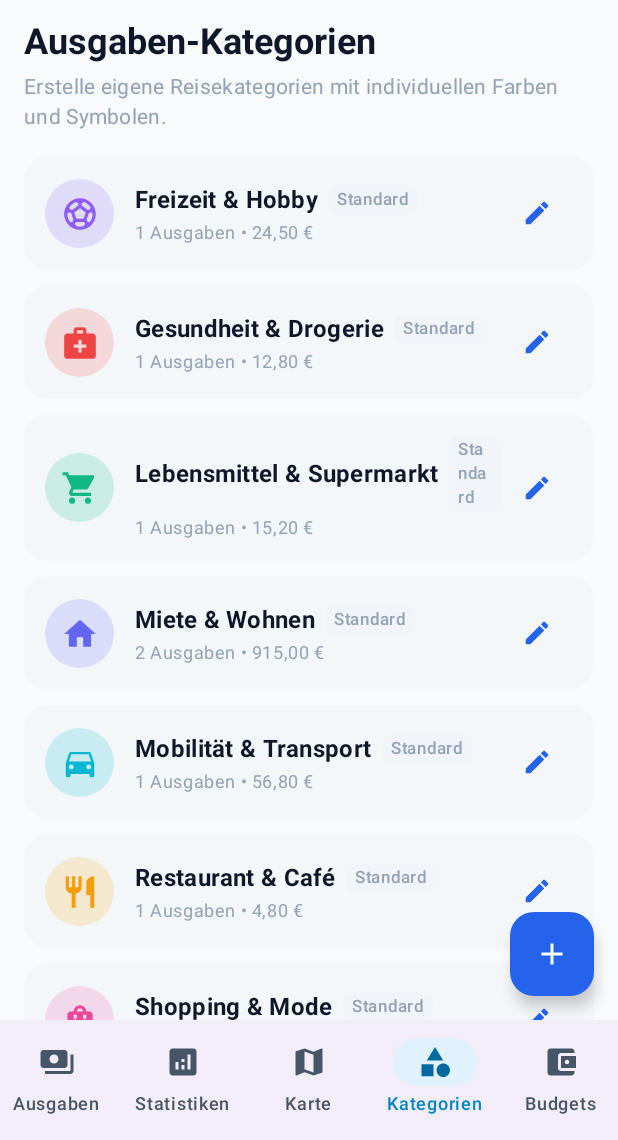
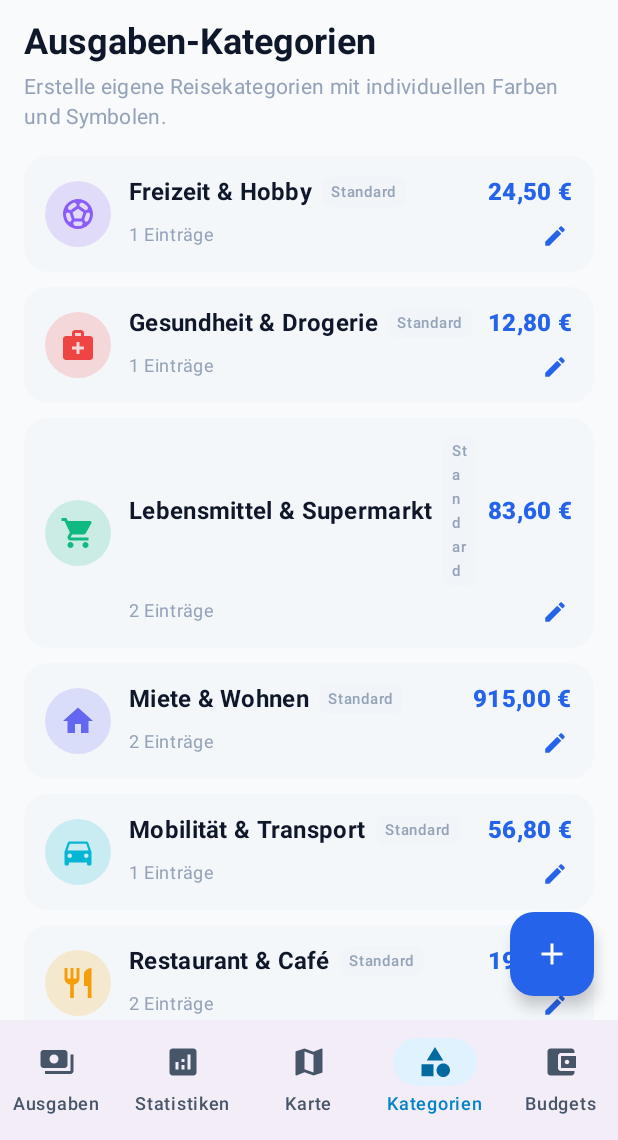
Before and after one commit to Tanja000/Reisekostentracker, an Android app built with Jetpack Compose: the composable MainApp shown on its own in the app's theme, item 4 of the bottom bar chosen, on a phone screen of 412 x 824 dp, the part 96-1236 px from its top. Run offline under Robolectric (Android 15) with nearby library versions, the light colour scheme and no system bars; libraries missing offline, so code that uses them is left out: org.maplibre.android; 1 statement that could not run was skipped.

Commit message:
Design updates: horizontal card layouts for Expenses and Categories, scaled red circle map pins, and category icons in map list

```diff
--- a/app/src/main/java/com/example/reisekostentracker/ui/screens/CategoriesScreen.kt
+++ b/app/src/main/java/com/example/reisekostentracker/ui/screens/CategoriesScreen.kt
@@ -36,7 +36,9 @@ import androidx.compose.runtime.remember
 import androidx.compose.ui.Alignment
 import androidx.compose.ui.Modifier
 import androidx.compose.ui.text.font.FontWeight
+import androidx.compose.ui.text.style.TextOverflow
 import androidx.compose.ui.unit.dp
+import androidx.compose.ui.unit.sp
 import com.example.reisekostentracker.ui.components.CategoryIconBadge
 import com.example.reisekostentracker.ui.viewmodel.ExpenseViewModel
 import java.text.NumberFormat
@@ -113,19 +115,29 @@ fun CategoriesScreen(
                         Row(
                             modifier = Modifier
                                 .fillMaxWidth()
-                                .padding(14.dp),
+                                .padding(horizontal = 14.dp, vertical = 12.dp),
                             verticalAlignment = Alignment.CenterVertically
                         ) {
-                            CategoryIconBadge(category = cat, size = 46)
+                            CategoryIconBadge(category = cat, size = 44)
 
-                            Spacer(modifier = Modifier.width(14.dp))
+                            Spacer(modifier = Modifier.width(12.dp))
 
                             Column(modifier = Modifier.weight(1f)) {
-                                Row(verticalAlignment = Alignment.CenterVertically) {
+                                Row(
+                                    modifier = Modifier.fillMaxWidth(),
+                                    horizontalArrangement = Arrangement.SpaceBetween,
+                                    verticalAlignment = Alignment.CenterVertically
+                                ) {
+                                    Row(
+                                        verticalAlignment = Alignment.CenterVertically,
+                                        modifier = Modifier.weight(1f, fill = false)
+                                    ) {
                                         Text(
                                             text = cat.name,
                                             style = MaterialTheme.typography.titleMedium,
-                                        fontWeight = FontWeight.Bold
+                                            fontWeight = FontWeight.Bold,
+                                            maxLines = 1,
+                                            overflow = TextOverflow.Ellipsis
                                         )
                                         if (cat.isDefault) {
                                             Spacer(modifier = Modifier.width(6.dp))
@@ -135,7 +147,7 @@ fun CategoriesScreen(
                                             ) {
                                                 Text(
                                                     text = "Standard",
-                                                style = MaterialTheme.typography.labelSmall,
+                                                    style = MaterialTheme.typography.labelSmall.copy(fontSize = 10.sp),
                                                     color = MaterialTheme.colorScheme.outline,
                                                     modifier = Modifier.padding(horizontal = 6.dp, vertical = 2.dp)
                                                 )
@@ -143,31 +155,52 @@ fun CategoriesScreen(
                                         }
                                     }
 
-                                Spacer(modifier = Modifier.height(2.dp))
+                                    Spacer(modifier = Modifier.width(8.dp))
 
                                     Text(
-                                    text = "${catExpenses.size} Ausgaben • ${currencyFormat.format(totalCatAmount)} €",
+                                        text = "${currencyFormat.format(totalCatAmount)} €",
+                                        style = MaterialTheme.typography.titleMedium,
+                                        fontWeight = FontWeight.ExtraBold,
+                                        color = MaterialTheme.colorScheme.primary
+                                    )
+                                }
+
+                                Spacer(modifier = Modifier.height(3.dp))
+
+                                Row(
+                                    modifier = Modifier.fillMaxWidth(),
+                                    verticalAlignment = Alignment.CenterVertically,
+                                    horizontalArrangement = Arrangement.SpaceBetween
+                                ) {
+                                    Text(
+                                        text = "${catExpenses.size} Einträge",
                                         style = MaterialTheme.typography.bodySmall,
                                         color = MaterialTheme.colorScheme.outline
                                     )
-                            }
 
-                            Row {
-                                IconButton(onClick = { viewModel.openEditCategoryDialog(cat) }) {
+                                    Row(verticalAlignment = Alignment.CenterVertically) {
+                                        IconButton(
+                                            onClick = { viewModel.openEditCategoryDialog(cat) },
+                                            modifier = Modifier.size(26.dp)
+                                        ) {
                                             Icon(
                                                 Icons.Default.Edit,
                                                 contentDescription = "Bearbeiten",
                                                 tint = MaterialTheme.colorScheme.primary,
-                                        modifier = Modifier.size(20.dp)
+                                                modifier = Modifier.size(17.dp)
                                             )
                                         }
                                         if (!cat.isDefault) {
-                                    IconButton(onClick = { viewModel.deleteCategory(cat.id) }) {
+                                            Spacer(modifier = Modifier.width(4.dp))
+                                            IconButton(
+                                                onClick = { viewModel.deleteCategory(cat.id) },
+                                                modifier = Modifier.size(26.dp)
+                                            ) {
                                                 Icon(
                                                     Icons.Default.Delete,
                                                     contentDescription = "Löschen",
-                                            tint = MaterialTheme.colorScheme.error,
-                                            modifier = Modifier.size(20.dp)
+                                                    tint = MaterialTheme.colorScheme.error.copy(alpha = 0.7f),
+                                                    modifier = Modifier.size(17.dp)
                                                 )
                                             }
                                         }
@@ -179,3 +212,5 @@ fun CategoriesScreen(
                 }
             }
         }
+    }
+}
--- a/app/src/main/java/com/example/reisekostentracker/ui/screens/ExpensesScreen.kt
+++ b/app/src/main/java/com/example/reisekostentracker/ui/screens/ExpensesScreen.kt
@@ -342,7 +342,7 @@ fun ExpensesScreen(
                             Row(
                                 modifier = Modifier
                                     .fillMaxWidth()
-                                    .padding(12.dp),
+                                    .padding(horizontal = 14.dp, vertical = 12.dp),
                                 verticalAlignment = Alignment.CenterVertically
                             ) {
                                 CategoryIconBadge(category = cat, size = 44)
@@ -350,66 +350,95 @@ fun ExpensesScreen(
                                 Spacer(modifier = Modifier.width(12.dp))
 
                                 Column(modifier = Modifier.weight(1f)) {
+                                    // Row 1: Titel links, Betrag rechts
+                                    Row(
+                                        modifier = Modifier.fillMaxWidth(),
+                                        horizontalArrangement = Arrangement.SpaceBetween,
+                                        verticalAlignment = Alignment.CenterVertically
+                                    ) {
                                         Text(
                                             text = expense.title,
                                             style = MaterialTheme.typography.titleMedium,
-                                        fontWeight = FontWeight.SemiBold,
+                                            fontWeight = FontWeight.Bold,
                                             maxLines = 1,
-                                        overflow = TextOverflow.Ellipsis
+                                            overflow = TextOverflow.Ellipsis,
+                                            modifier = Modifier.weight(1f, fill = false)
                                         )
-                                    Spacer(modifier = Modifier.height(2.dp))
-                                    Row(verticalAlignment = Alignment.CenterVertically) {
+                                        Spacer(modifier = Modifier.width(8.dp))
+                                        Text(
+                                            text = "${currencyFormat.format(expense.amount)} €",
+                                            style = MaterialTheme.typography.titleMedium,
+                                            fontWeight = FontWeight.ExtraBold,
+                                            color = MaterialTheme.colorScheme.primary
+                                        )
+                                    }
+
+                                    Spacer(modifier = Modifier.height(3.dp))
+
+                                    // Row 2: Kategorie • Datum • Ort • Zahlart • Löschen (alles horizontal lesbar)
+                                    Row(
+                                        verticalAlignment = Alignment.CenterVertically,
+                                        modifier = Modifier.fillMaxWidth()
+                                    ) {
                                         Text(
                                             text = cat.name,
                                             style = MaterialTheme.typography.labelSmall,
                                             color = cat.color,
-                                            fontWeight = FontWeight.Medium
+                                            fontWeight = FontWeight.SemiBold
                                         )
                                         Text(
                                             text = " • ${dateFormat.format(Date(expense.date))}",
                                             style = MaterialTheme.typography.bodySmall,
                                             color = MaterialTheme.colorScheme.outline
                                         )
+                                        if (!expense.locationName.isNullOrBlank()) {
                                             Text(
-                                            text = " • ${expense.paymentMethod}",
-                                            style = MaterialTheme.typography.labelSmall,
-                                            color = MaterialTheme.colorScheme.primary,
-                                            fontWeight = FontWeight.SemiBold
+                                                text = " • 📍 ${expense.locationName}",
+                                                style = MaterialTheme.typography.bodySmall,
+                                                color = MaterialTheme.colorScheme.outline,
+                                                maxLines = 1,
+                                                overflow = TextOverflow.Ellipsis
                                             )
                                         }
+
+                                        Spacer(modifier = Modifier.weight(1f))
+
+                                        Surface(
+                                            shape = RoundedCornerShape(6.dp),
+                                            color = MaterialTheme.colorScheme.surfaceVariant
+                                        ) {
+                                            Text(
+                                                text = expense.paymentMethod,
+                                                style = MaterialTheme.typography.labelSmall.copy(fontSize = 10.sp),
+                                                fontWeight = FontWeight.SemiBold,
+                                                color = MaterialTheme.colorScheme.outline,
+                                                modifier = Modifier.padding(horizontal = 6.dp, vertical = 2.dp)
+                                            )
+                                        }
+
+                                        Spacer(modifier = Modifier.width(6.dp))
+
+                                        IconButton(
+                                            onClick = { viewModel.deleteExpense(expense.id) },
+                                            modifier = Modifier.size(24.dp)
+                                        ) {
+                                            Icon(
+                                                Icons.Default.Delete,
+                                                contentDescription = "Löschen",
+                                                tint = MaterialTheme.colorScheme.error.copy(alpha = 0.65f),
+                                                modifier = Modifier.size(16.dp)
+                                            )
+                                        }
+                                    }
+
                                     if (expense.notes.isNotBlank()) {
                                         Spacer(modifier = Modifier.height(2.dp))
                                         Text(
                                             text = expense.notes,
                                             style = MaterialTheme.typography.bodySmall,
-                                            color = MaterialTheme.colorScheme.onSurfaceVariant.copy(alpha = 0.8f),
+                                            color = MaterialTheme.colorScheme.onSurfaceVariant.copy(alpha = 0.75f),
                                             maxLines = 1,
                                             overflow = TextOverflow.Ellipsis
-                                        )
-                                    }
-                                }
-
-                                Column(horizontalAlignment = Alignment.End) {
-                                    Text(
-                                        text = "${currencyFormat.format(expense.amount)} €",
-                                        style = MaterialTheme.typography.titleMedium,
-                                        fontWeight = FontWeight.Bold,
-                                        color = MaterialTheme.colorScheme.onSurface
-                                    )
-                                    Text(
-                                        text = expense.paymentMethod,
-                                        style = MaterialTheme.typography.labelSmall,
-                                        color = MaterialTheme.colorScheme.outline
-                                    )
-                                    IconButton(
-                                        onClick = { viewModel.deleteExpense(expense.id) },
-                                        modifier = Modifier.size(28.dp)
-                                    ) {
-                                        Icon(
-                                            Icons.Default.Delete,
-                                            contentDescription = "Löschen",
-                                            tint = MaterialTheme.colorScheme.error.copy(alpha = 0.7f),
-                                            modifier = Modifier.size(18.dp)
                                         )
                                     }
                                 }
--- a/app/src/main/java/com/example/reisekostentracker/ui/screens/MapScreen.kt
+++ b/app/src/main/java/com/example/reisekostentracker/ui/screens/MapScreen.kt
@@ -42,14 +42,17 @@ import androidx.compose.ui.Modifier
 import androidx.compose.ui.draw.clip
 import androidx.compose.ui.geometry.Offset
 import androidx.compose.ui.graphics.Color
+import androidx.compose.ui.platform.LocalContext
 import androidx.compose.ui.text.font.FontWeight
 import androidx.compose.ui.text.style.TextOverflow
 import androidx.compose.ui.unit.dp
 import androidx.compose.ui.unit.sp
 import androidx.compose.ui.viewinterop.AndroidView
 import com.example.reisekostentracker.model.Expense
+import com.example.reisekostentracker.model.ExpenseCategory
 import com.example.reisekostentracker.ui.components.CategoryIconBadge
 import com.example.reisekostentracker.ui.viewmodel.ExpenseViewModel
+import org.maplibre.android.annotations.IconFactory
 import org.maplibre.android.annotations.MarkerOptions
 import org.maplibre.android.camera.CameraUpdateFactory
 import org.maplibre.android.geometry.LatLng
@@ -66,6 +69,7 @@ fun MapScreen(
     viewModel: ExpenseViewModel,
     modifier: Modifier = Modifier
 ) {
+    val context = LocalContext.current
     val expenses by viewModel.expenses.collectAsState()
     val categories by viewModel.categories.collectAsState()
     val categoryMap = remember(categories) { categories.associateBy { it.id } }
@@ -97,6 +101,7 @@ fun MapScreen(
                     .position(LatLng(exp.latitude!!, exp.longitude!!))
                     .title(exp.title)
                     .snippet("${currencyFormat.format(exp.amount)} € • ${exp.locationName ?: "Standort"}")
+                    .icon(createRedCircleIcon(exp.amount, context))
             )
         }
         if (expensesWithLocation.isNotEmpty()) {
@@ -185,6 +190,7 @@ fun MapScreen(
                                                     .position(LatLng(exp.latitude!!, exp.longitude!!))
                                                     .title(exp.title)
                                                     .snippet("${currencyFormat.format(exp.amount)} € • ${exp.locationName ?: "Standort"}")
+                                                    .icon(createRedCircleIcon(exp.amount, context))
                                             )
                                         }
                                         if (expensesWithLocation.isNotEmpty()) {
@@ -217,33 +223,13 @@ fun MapScreen(
                                             .position(LatLng(exp.latitude!!, exp.longitude!!))
                                             .title(exp.title)
                                             .snippet("${currencyFormat.format(exp.amount)} € • ${exp.locationName ?: "Standort"}")
+                                            .icon(createRedCircleIcon(exp.amount, context))
                                     )
                                 }
                             }
                         },
                         modifier = Modifier.fillMaxSize()
                     )
-
-                    Surface(
-                        shape = RoundedCornerShape(12.dp),
-                        color = MaterialTheme.colorScheme.surface.copy(alpha = 0.85f),
-                        modifier = Modifier
-                            .align(Alignment.TopEnd)
-                            .padding(12.dp)
-                    ) {
-                        Row(
-                            modifier = Modifier.padding(horizontal = 8.dp, vertical = 4.dp),
-                            verticalAlignment = Alignment.CenterVertically,
-                            horizontalArrangement = Arrangement.spacedBy(6.dp)
-                        ) {
-                            Box(modifier = Modifier.size(8.dp).clip(CircleShape).background(Color(0xFF10B981)))
-                            Text("<50€", style = MaterialTheme.typography.labelSmall)
-                            Box(modifier = Modifier.size(8.dp).clip(CircleShape).background(Color(0xFFFF9800)))
-                            Text("50-150€", style = MaterialTheme.typography.labelSmall)
-                            Box(modifier = Modifier.size(8.dp).clip(CircleShape).background(Color(0xFFEF4444)))
-                            Text(">150€", style = MaterialTheme.typography.labelSmall)
-                        }
-                    }
 
                     if (selectedExpense != null) {
                         selectedExpense?.let { exp ->
@@ -316,30 +302,13 @@ fun MapScreen(
                         .padding(14.dp),
                     verticalAlignment = Alignment.CenterVertically
                 ) {
-                    Box(
-                        modifier = Modifier
-                            .size(38.dp)
-                            .clip(CircleShape)
-                            .background(
-                                when {
-                                    exp.amount > 150.0 -> Color(0xFFEF4444).copy(alpha = 0.15f)
-                                    exp.amount > 50.0 -> Color(0xFFFF9800).copy(alpha = 0.15f)
-                                    else -> Color(0xFF10B981).copy(alpha = 0.15f)
-                                }
-                            ),
-                        contentAlignment = Alignment.Center
-                    ) {
-                        Icon(
-                            imageVector = Icons.Default.LocationOn,
-                            contentDescription = null,
-                            tint = when {
-                                exp.amount > 150.0 -> Color(0xFFEF4444)
-                                exp.amount > 50.0 -> Color(0xFFFF9800)
-                                else -> Color(0xFF10B981)
-                            },
-                            modifier = Modifier.size(20.dp)
-                        )
-                    }
+                    val cat = categoryMap[exp.categoryId] ?: ExpenseCategory(
+                        id = exp.categoryId,
+                        name = "Sonstiges",
+                        iconName = "category",
+                        colorValue = 0xFF757575L
+                    )
+                    CategoryIconBadge(category = cat, size = 42)
 
                     Spacer(modifier = Modifier.width(12.dp))
 
@@ -378,3 +347,27 @@ fun MapScreen(
         }
     }
 }
+
+private fun createRedCircleIcon(amount: Double, context: android.content.Context): org.maplibre.android.annotations.Icon {
+    val amt = amount.coerceAtLeast(1.0)
+    // Scale smoothly from 24px to 56px based on square root of amount
+    val size = (20.0 + Math.sqrt(amt) * 2.0).coerceIn(24.0, 56.0).toInt()
+    val bitmap = android.graphics.Bitmap.createBitmap(size, size, android.graphics.Bitmap.Config.ARGB_8888)
+    val canvas = android.graphics.Canvas(bitmap)
+
+    val fillPaint = android.graphics.Paint(android.graphics.Paint.ANTI_ALIAS_FLAG).apply {
+        color = android.graphics.Color.argb(210, 239, 68, 68) // red with slight translucency
+        style = android.graphics.Paint.Style.FILL
+    }
+    val strokePaint = android.graphics.Paint(android.graphics.Paint.ANTI_ALIAS_FLAG).apply {
+        color = android.graphics.Color.WHITE
+        style = android.graphics.Paint.Style.STROKE
+        strokeWidth = 3f
+    }
+
+    val radius = (size / 2f) - 2f
+    canvas.drawCircle(size / 2f, size / 2f, radius, fillPaint)
+    canvas.drawCircle(size / 2f, size / 2f, radius, strokePaint)
+
+    return org.maplibre.android.annotations.IconFactory.getInstance(context).fromBitmap(bitmap)
+}
```
Also changed, not shown: 2 other files. Lines whose indentation alone changed are shown as unchanged.
